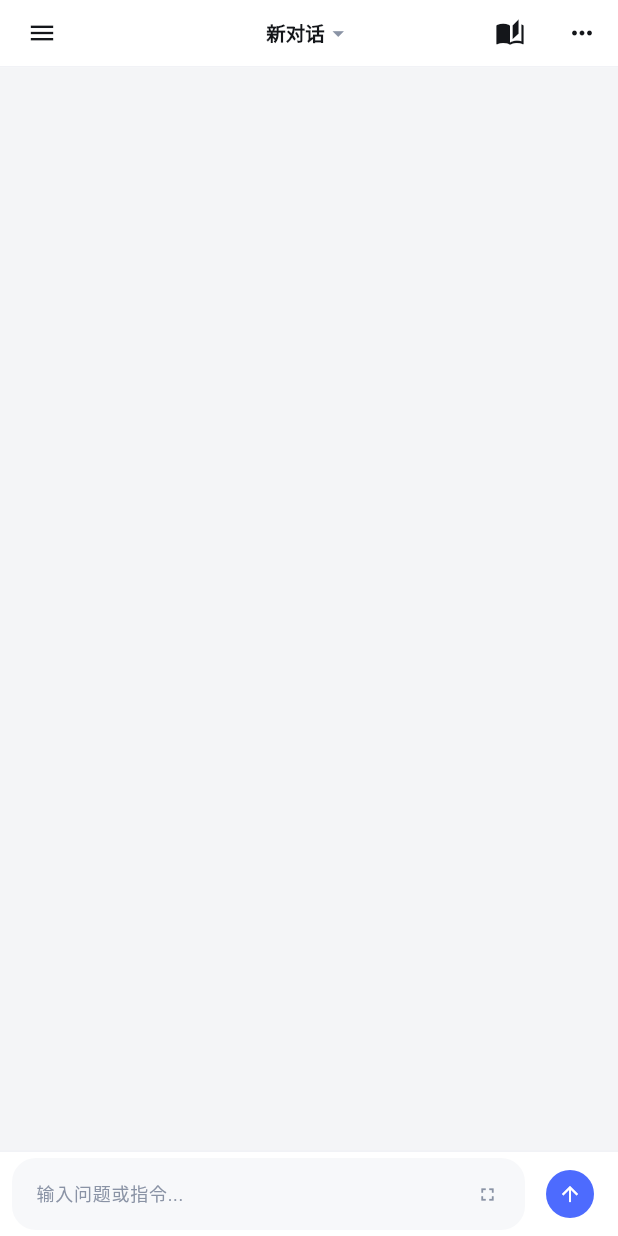
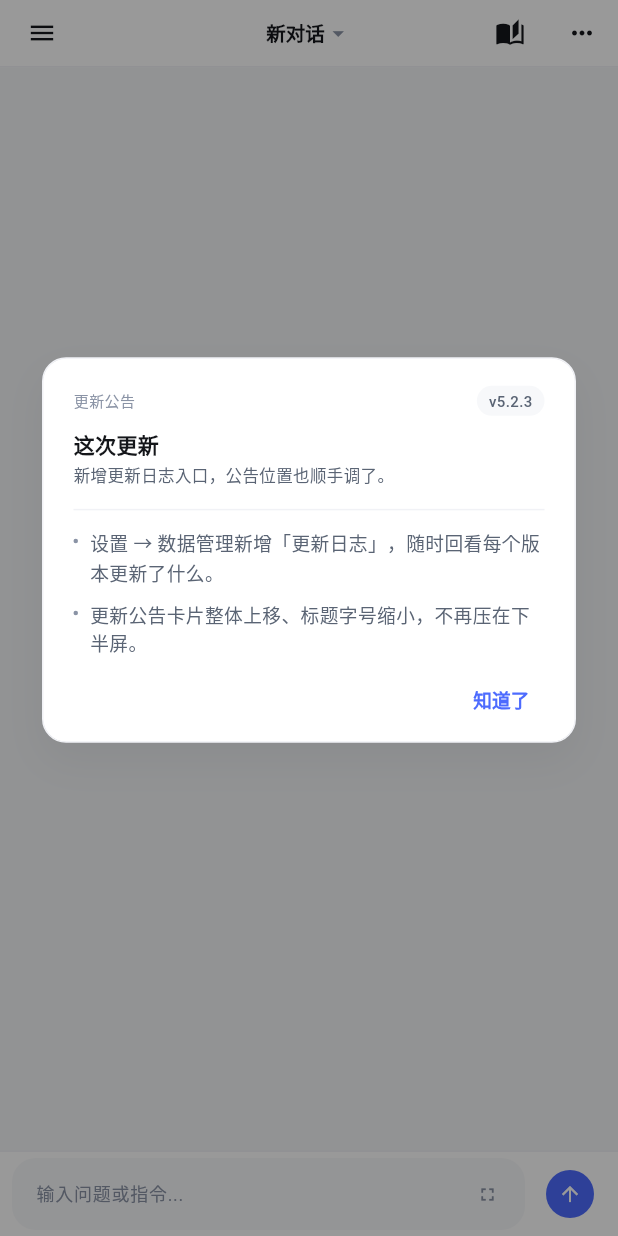
Before and after one commit to xianyvgan2223/ai-novel-platform, a Flutter app: the screen it shows after launch, on a phone screen of 412 x 824 dp. Run offline on Flutter 3.47's test engine with Material 3 defaults, Android fonts, the phone set to English and light mode, and no system bars; our stand-ins replace dio, file_picker, flutter_riverpod, sqflite; missing offline and left inert: dart:js_interop, flutter_displaymode; accounts and stored records are empty.

Commit message:
5.2.3新增公告栏

```diff
--- a/lib/core/config/app_preferences.dart
+++ b/lib/core/config/app_preferences.dart
@@ -10,6 +10,9 @@ class AppPreferences {
   const AppPreferences._();
 
   static const String themeModeKey = 'theme_mode';
+
+  /// 上一次已经看过更新公告的 releaseId（如 5.2.1+6）。
+  static const String updateAnnouncementKey = 'last_seen_update_release';
 
   static Future<String?> get(String key) async {
     final db = await DatabaseHelper.database;
--- a/lib/core/config/app_version.dart
+++ b/lib/core/config/app_version.dart
@@ -1,3 +1,7 @@
+/// ⚠️ 发版规则：只有用户明确要求「发布 / 出新版 / 更新版本号」时才修改
+/// kAppVersion / kAppBuildNumber / kAppReleaseId。功能开发、调样式、调试期间
+/// 一律不动；日常验证只构建 debug，见根目录 AGENTS.md。
+///
 /// 当前 App 版本号（设置页最下方展示）。
 ///
 /// 为什么手写一份常量、不用 package_info_plus：
@@ -7,4 +11,12 @@
 /// 由 `test/app_version_test.dart` 保证两者一致——只改一处时单测会先红。
 ///
 /// 发版时改 `pubspec.yaml` 的 `version:`，同步改这里。
-const String kAppVersion = '5.2.0';
+const String kAppVersion = '5.2.3';
+
+/// 构建号（与 pubspec.yaml 的 `+N` 保持一致）。
+const String kAppBuildNumber = '9';
+
+/// 发版标识：用于「首次打开新版本时只显示一次更新公告」。
+/// 每次发版修改 kAppVersion / kAppBuildNumber 后，这里和
+/// currentUpdateAnnouncement.releaseId 要同步更新。
+const String kAppReleaseId = '5.2.3+9';
--- a/lib/features/chat/presentation/settings_page.dart
+++ b/lib/features/chat/presentation/settings_page.dart
@@ -27,6 +27,7 @@ import '../../../core/theme/app_palette.dart';
 import '../../../core/theme/theme_mode_controller.dart';
 import '../../../core/widgets/settings_kit.dart';
 import '../../sync/presentation/sync_page.dart';
+import '../../update/presentation/update_changelog_page.dart';
 import '../../update/presentation/update_page.dart';
 import '../application/chat_controller.dart'; // chatProvider
 import '../application/setting_controller.dart';
@@ -164,6 +165,12 @@ class _SettingsPageState extends ConsumerState<SettingsPage> {
     ).push(MaterialPageRoute<void>(builder: (_) => const UpdatePage()));
   }
 
+  void _openChangelog() {
+    Navigator.of(context).push(
+      MaterialPageRoute<void>(builder: (_) => const UpdateChangelogPage()),
+    );
+  }
+
   @override
   Widget build(BuildContext context) {
     final p = context.palette;
@@ -221,7 +228,7 @@ class _SettingsPageState extends ConsumerState<SettingsPage> {
             children: [
               SettingsSelectRow(
                 key: _k('theme_mode'),
-                label: '夜间模式',
+                label: '主题',
                 value: themeModeValue,
                 options: const [
                   SettingsSelectOption(
@@ -554,6 +561,14 @@ class _SettingsPageState extends ConsumerState<SettingsPage> {
                 subtitle: '从电脑同步服务下载并安装新版本',
                 onTap: _openUpdate,
               ),
+              SettingsActionRow(
+                icon: Icons.history_rounded,
+                iconColor: p.accent,
+                softColor: p.accentSoft,
+                title: '更新日志',
+                subtitle: '回看每个版本的更新公告',
+                onTap: _openChangelog,
+              ),
             ],
           ),
 
--- /dev/null
+++ b/lib/features/update/data/update_announcement.dart
@@ -0,0 +1,65 @@
+/// lib/features/update/data/update_announcement.dart
+/// 更新公告文案：当前版本 + 历史版本。
+///
+/// 当前公告只在「首次打开新版本」时展示一次；releaseId 必须与
+/// `kAppReleaseId`（lib/core/config/app_version.dart）保持一致。
+/// 历史公告供「设置 → 数据管理 → 更新日志」回看，新版本加在最前面。
+class UpdateAnnouncement {
+  final String releaseId;
+  final String version;
+
+  /// 发布日期（yyyy-MM-dd），只用于更新日志展示。
+  final String date;
+  final String title;
+  final String subtitle;
+  final List<String> items;
+
+  const UpdateAnnouncement({
+    required this.releaseId,
+    required this.version,
+    this.date = '',
+    required this.title,
+    required this.subtitle,
+    required this.items,
+  });
+}
+
+const UpdateAnnouncement currentUpdateAnnouncement = UpdateAnnouncement(
+  releaseId: '5.2.3+9',
+  version: '5.2.3',
+  date: '2026-10-28',
+  title: '这次更新',
+  subtitle: '新增更新日志入口，公告位置也顺手调了。',
+  items: <String>[
+    '设置 → 数据管理新增「更新日志」，随时回看每个版本更新了什么。',
+    '更新公告卡片整体上移、标题字号缩小，不再压在下半屏。',
+  ],
+);
+
+/// 历史更新公告（含当前版本），按版本从新到旧排列。
+const List<UpdateAnnouncement> updateAnnouncementHistory = <UpdateAnnouncement>[
+  currentUpdateAnnouncement,
+  UpdateAnnouncement(
+    releaseId: '5.2.2+7',
+    version: '5.2.2',
+    date: '2026-10-28',
+    title: '这次更新',
+    subtitle: '几处细节调整，让设置和更新更顺手。',
+    items: <String>[
+      '设置里的「夜间模式」已更名为「主题」，继续支持跟随系统、浅色、深色。',
+      '更新公告改为更紧凑的卡片样式，去掉多余图标，阅读更清爽。',
+      '应用更新成功后会自动清理旧 APK；更新下载超时放宽到 30 分钟。',
+    ],
+  ),
+  UpdateAnnouncement(
+    releaseId: '5.2.1+6',
+    version: '5.2.1',
+    date: '2026-10-27',
+    title: '这次更新',
+    subtitle: '更新后自动清理旧安装包，并加入更新公告。',
+    items: <String>[
+      '应用更新成功后，下次启动自动删除已经安装过的旧 APK。',
+      '首次打开新版本会显示更新公告，同一版本只显示一次。',
+    ],
+  ),
+];
--- /dev/null
+++ b/lib/features/update/presentation/update_announcement_dialog.dart
@@ -0,0 +1,189 @@
+// lib/features/update/presentation/update_announcement_dialog.dart
+// 首次打开新版本时展示的更新公告：小卡片 + 发丝边框 + 小字号 + 右下角文字按钮。
+
+import 'package:flutter/material.dart';
+
+import '../../../core/theme/app_palette.dart';
+import '../data/update_announcement.dart';
+
+Future<void> showUpdateAnnouncementDialog(
+  BuildContext context,
+  UpdateAnnouncement announcement,
+) {
+  final p = context.palette;
+  return showGeneralDialog<void>(
+    context: context,
+    barrierDismissible: true,
+    barrierLabel: '更新公告',
+    barrierColor: p.overlay,
+    transitionDuration: const Duration(milliseconds: 200),
+    transitionBuilder: (context, animation, secondaryAnimation, child) {
+      final curved = CurvedAnimation(
+        parent: animation,
+        curve: Curves.easeOutCubic,
+      );
+      return FadeTransition(
+        opacity: curved,
+        child: ScaleTransition(
+          scale: Tween<double>(begin: 0.97, end: 1).animate(curved),
+          child: child,
+        ),
+      );
+    },
+    pageBuilder: (context, animation, secondaryAnimation) {
+      return _UpdateAnnouncementCard(announcement: announcement);
+    },
+  );
+}
+
+class _UpdateAnnouncementCard extends StatelessWidget {
+  const _UpdateAnnouncementCard({required this.announcement});
+
+  final UpdateAnnouncement announcement;
+
+  @override
+  Widget build(BuildContext context) {
+    final p = context.palette;
+    return Align(
+      // 视觉重心略高于几何中心，避免卡片「压在下半屏」。
+      alignment: const Alignment(0, -0.18),
+      child: Padding(
+        padding: const EdgeInsets.symmetric(horizontal: 28, vertical: 32),
+        child: ConstrainedBox(
+          constraints: const BoxConstraints(maxWidth: 360),
+          child: Material(
+            color: Colors.transparent,
+            child: Container(
+              decoration: BoxDecoration(
+                color: p.surfaceElevated,
+                borderRadius: BorderRadius.circular(16),
+                border: Border.all(color: p.border),
+                boxShadow: p.isDark
+                    ? null
+                    : <BoxShadow>[
+                        BoxShadow(
+                          color: p.shadow,
+                          blurRadius: 24,
+                          offset: const Offset(0, 12),
+                        ),
+                      ],
+              ),
+              child: SingleChildScrollView(
+                padding: const EdgeInsets.fromLTRB(20, 18, 20, 12),
+                child: Column(
+                  mainAxisSize: MainAxisSize.min,
+                  crossAxisAlignment: CrossAxisAlignment.start,
+                  children: [
+                    Row(
+                      children: [
+                        Text(
+                          '更新公告',
+                          style: TextStyle(
+                            fontSize: 10,
+                            fontWeight: FontWeight.w500,
+                            letterSpacing: 0.3,
+                            color: p.textTertiary,
+                          ),
+                        ),
+                        const Spacer(),
+                        Container(
+                          padding: const EdgeInsets.symmetric(
+                            horizontal: 8,
+                            vertical: 3,
+                          ),
+                          decoration: BoxDecoration(
+                            color: p.surfaceMuted,
+                            borderRadius: BorderRadius.circular(999),
+                          ),
+                          child: Text(
+                            'v${announcement.version}',
+                            style: TextStyle(
+                              fontSize: 10,
+                              fontWeight: FontWeight.w500,
+                              color: p.textSecondary,
+                            ),
+                          ),
+                        ),
+                      ],
+                    ),
+                    const SizedBox(height: 10),
+                    Text(
+                      announcement.title,
+                      style: TextStyle(
+                        fontSize: 14,
+                        fontWeight: FontWeight.w600,
+                        height: 1.3,
+                        color: p.textPrimary,
+                      ),
+                    ),
+                    const SizedBox(height: 3),
+                    Text(
+                      announcement.subtitle,
+                      style: TextStyle(
+                        fontSize: 11,
+                        height: 1.5,
+                        color: p.textSecondary,
+                      ),
+                    ),
+                    const SizedBox(height: 14),
+                    Divider(height: 1, color: p.border),
+                    const SizedBox(height: 12),
+                    for (var i = 0; i < announcement.items.length; i++) ...[
+                      if (i > 0) const SizedBox(height: 9),
+                      Row(
+                        crossAxisAlignment: CrossAxisAlignment.start,
+                        children: [
+                          Container(
+                            width: 3,
+                            height: 3,
+                            margin: const EdgeInsets.only(top: 7),
+                            decoration: BoxDecoration(
+                              color: p.textTertiary,
+                              shape: BoxShape.circle,
+                            ),
+                          ),
+                          const SizedBox(width: 8),
+                          Expanded(
+                            child: Text(
+                              announcement.items[i],
+                              style: TextStyle(
+                                fontSize: 12.5,
+                                height: 1.5,
+                                color: p.textSecondary,
+                              ),
+                            ),
+                          ),
+                        ],
+                      ),
+                    ],
+                    const SizedBox(height: 12),
+                    Align(
+                      alignment: Alignment.centerRight,
+                      child: TextButton(
+                        onPressed: () => Navigator.of(context).pop(),
+                        style: TextButton.styleFrom(
+                          foregroundColor: p.accent,
+                          padding: const EdgeInsets.symmetric(
+                            horizontal: 10,
+                            vertical: 6,
+                          ),
+                          minimumSize: const Size(0, 32),
+                          tapTargetSize: MaterialTapTargetSize.shrinkWrap,
+                          textStyle: const TextStyle(
+                            fontSize: 12.5,
+                            fontWeight: FontWeight.w600,
+                          ),
+                        ),
+                        child: const Text('知道了'),
+                      ),
+                    ),
+                  ],
+                ),
+              ),
+            ),
+          ),
+        ),
+      ),
+    );
+  }
+}
--- a/pubspec.yaml
+++ b/pubspec.yaml
@@ -16,7 +16,9 @@ publish_to: 'none' # Remove this line if you wish to publish to pub.dev
 # https://developer.apple.com/library/archive/documentation/General/Reference/InfoPlistKeyReference/Articles/CoreFoundationKeys.html
 # In Windows, build-name is used as the major, minor, and patch parts
 # of the product and file versions while build-number is used as the build suffix.
-version: 5.2.0+4
+# ⚠️ 发版规则：只有用户明确要求「发布 / 出新版 / 更新版本号」时才修改 version 和 build number。
+# 功能开发、调样式、调试期间保持版本不变；日常验证只构建 debug。
+version: 5.2.3+9
 
 environment:
   sdk: ^3.12.2
```
Also changed, not shown: lib/features/update/data/app_update_service.dart (+49 -0 lines), lib/features/update/presentation/update_changelog_page.dart (added, +155 -0 lines), lib/main.dart (+41 -0 lines), 4 other files.
